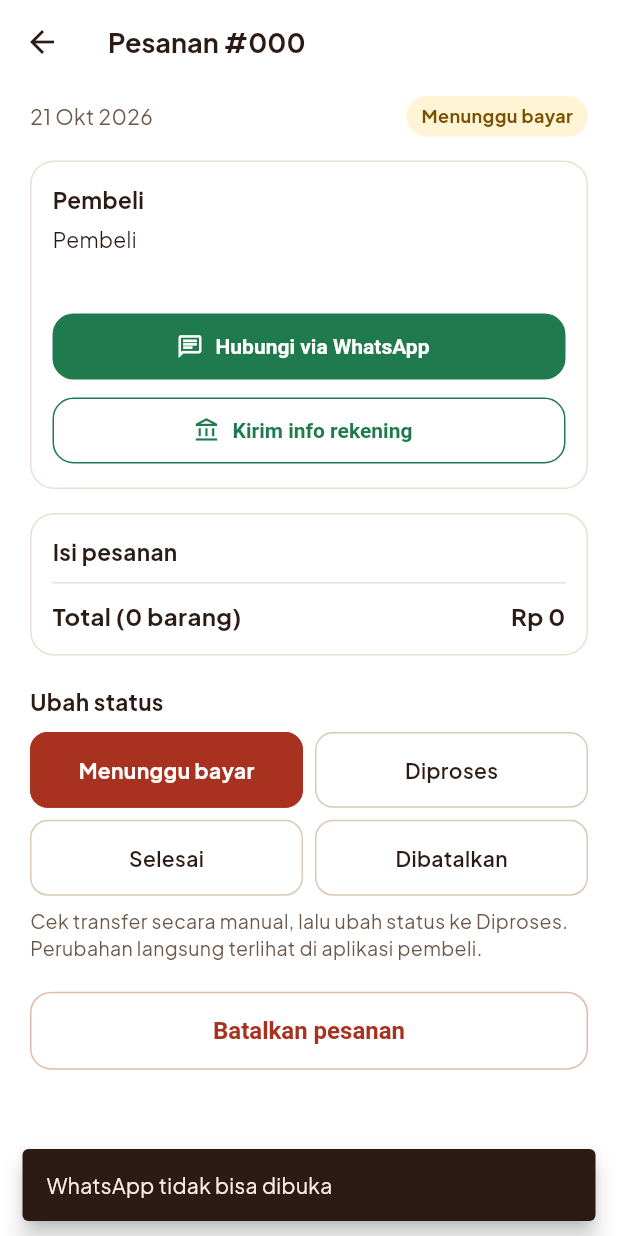
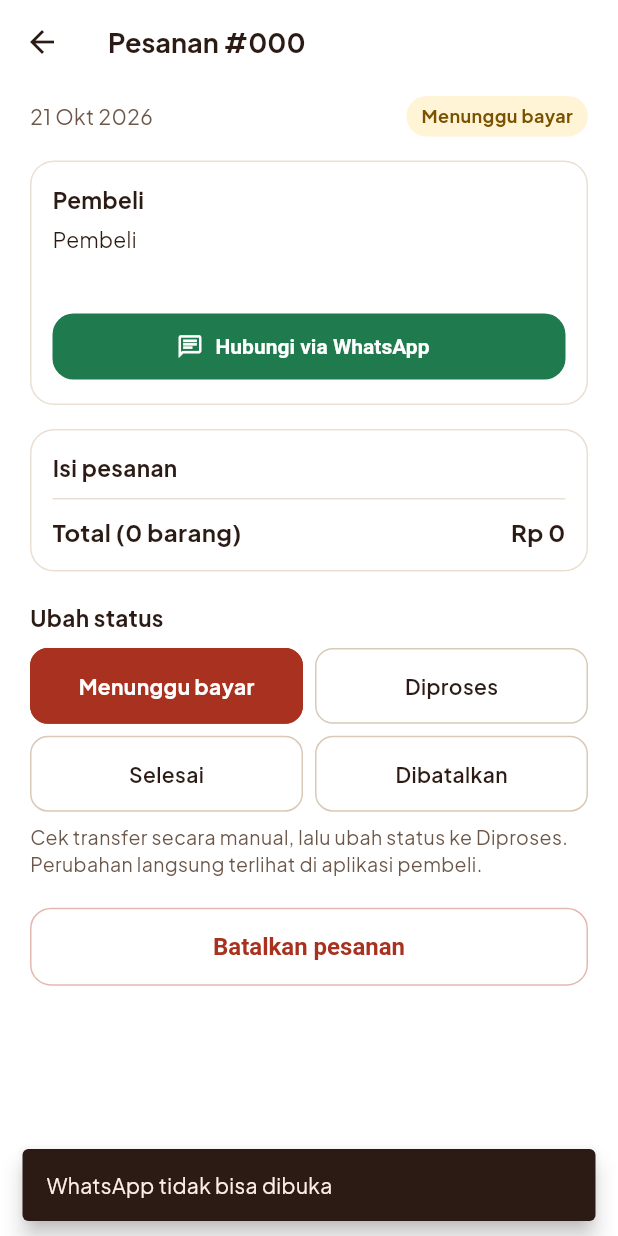
Before and after one commit to alwi-web/Jahe-Sabila-313.apk, a Flutter app: the AdminOrderDetailScreen screen opened directly with empty values, after a tap on "Hubungi via WhatsApp", on a phone screen of 412 x 824 dp. Run offline on Flutter 3.47's test engine with Material 3 defaults, Android fonts, the phone set to English and light mode, and no system bars; our stand-ins replace google_fonts, image_picker, pdf, printing, share_plus, supabase_flutter; missing offline and left inert: excel; accounts and stored records are empty.

Commit message:
Hapus tombol Kirim info rekening; rekening dikirim admin manual via WA
Co-Authored-By: Claude Opus 5.5 <noreply@anthropic.com>
Claude-Session: https://claude.ai/code/session_01VnVquaV24vzXngisXNKw6i

```diff
--- a/lib/config.dart
+++ b/lib/config.dart
@@ -9,8 +9,4 @@ const supabaseAnonKey = 'eyJhbGciOiJIUzI1NiIsInR5cCI6IkpXVCJ9.eyJpc3MiOiJzdXBhYm
 /// Contoh: 6281234567890
 const sellerWhatsApp = '6288808425275';
 
-/// Rekening toko yang dikirim admin ke pembeli lewat WhatsApp.
-/// Contoh: 'BCA 1234567890 a.n. Sabila 313'. Pisahkan beberapa rekening dengan baris baru (\n).
-const rekeningToko = '';
-
 bool get supabaseConfigured => !supabaseUrl.contains('XXXXXXXX') && !supabaseAnonKey.startsWith('ISI_');
--- a/lib/screens/admin/admin_order_detail_screen.dart
+++ b/lib/screens/admin/admin_order_detail_screen.dart
@@ -2,12 +2,10 @@ import 'package:flutter/material.dart';
 import 'package:provider/provider.dart';
 import 'package:url_launcher/url_launcher.dart';
 
-import '../../config.dart';
 import '../../data/app_state.dart';
 import '../../data/models.dart';
 import '../../theme.dart';
 import '../../utils/format.dart';
-import '../../utils/whatsapp.dart';
 import '../../widgets/common.dart';
 import 'admin_shell.dart';
 
@@ -60,25 +58,14 @@ class _AdminOrderDetailScreenState extends State<AdminOrderDetailScreen> {
     return digits;
   }
 
-  Future<void> _contact([String? message]) async {
+  Future<void> _contact() async {
     final number = _waNumber(o.buyerPhone);
-    final text = message ?? 'Halo ${o.buyerName}, terkait pesanan #${o.number} di Jahe Merah Sabila 313.';
+    final text = 'Halo ${o.buyerName}, terkait pesanan #${o.number} di Jahe Merah Sabila 313.';
     final uri = Uri.https('wa.me', number.isEmpty ? '/' : '/$number', {'text': text});
     final ok = await launchUrl(uri, mode: LaunchMode.externalApplication);
     if (!ok && mounted) {
       ScaffoldMessenger.of(context).showSnackBar(const SnackBar(content: Text('WhatsApp tidak bisa dibuka')));
     }
-  }
-
-  /// Mengirim total dan rekening toko ke pembeli, sekaligus meminta bukti transfer.
-  Future<void> _sendPaymentInfo() async {
-    if (rekeningToko.trim().isEmpty) {
-      ScaffoldMessenger.of(context).showSnackBar(
-        const SnackBar(content: Text('Rekening toko belum diisi (rekeningToko di config.dart)')),
-      );
-      return;
-    }
-    await _contact(buildPaymentMessage(o));
   }
 
   @override
@@ -112,19 +99,6 @@ class _AdminOrderDetailScreenState extends State<AdminOrderDetailScreen> {
                 icon: const Icon(Icons.chat_outlined, size: 18),
                 label: const Text('Hubungi via WhatsApp', style: TextStyle(fontSize: 14)),
               ),
-              if (o.status == OrderStatus.waitingPayment) ...[
-                const SizedBox(height: 8),
-                OutlinedButton.icon(
-                  style: OutlinedButton.styleFrom(
-                    foregroundColor: AppColors.whatsapp,
-                    side: const BorderSide(color: AppColors.whatsapp),
-                    minimumSize: const Size.fromHeight(44),
-                  ),
-                  onPressed: _sendPaymentInfo,
-                  icon: const Icon(Icons.account_balance_outlined, size: 18),
-                  label: const Text('Kirim info rekening', style: TextStyle(fontSize: 14)),
-                ),
-              ],
             ]),
           ),
           const SizedBox(height: 16),
```
Also changed, not shown: lib/utils/whatsapp.dart (+0 -15 lines), 1 other file.
